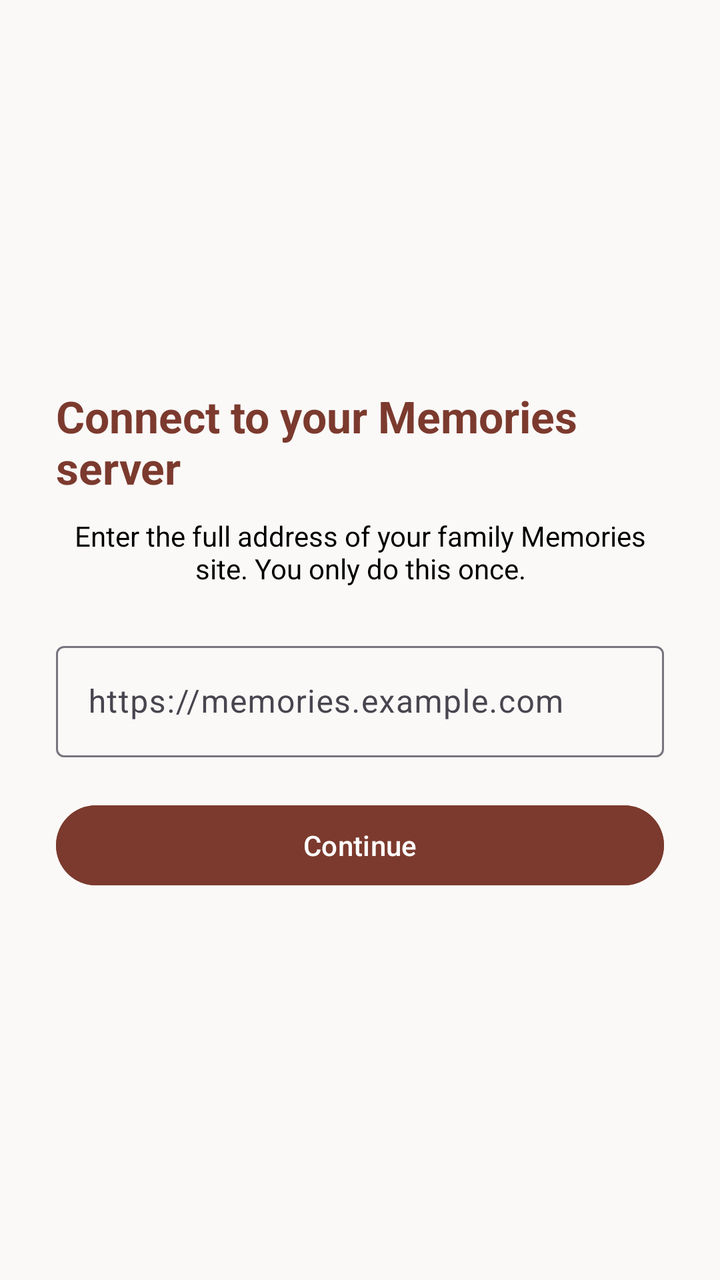
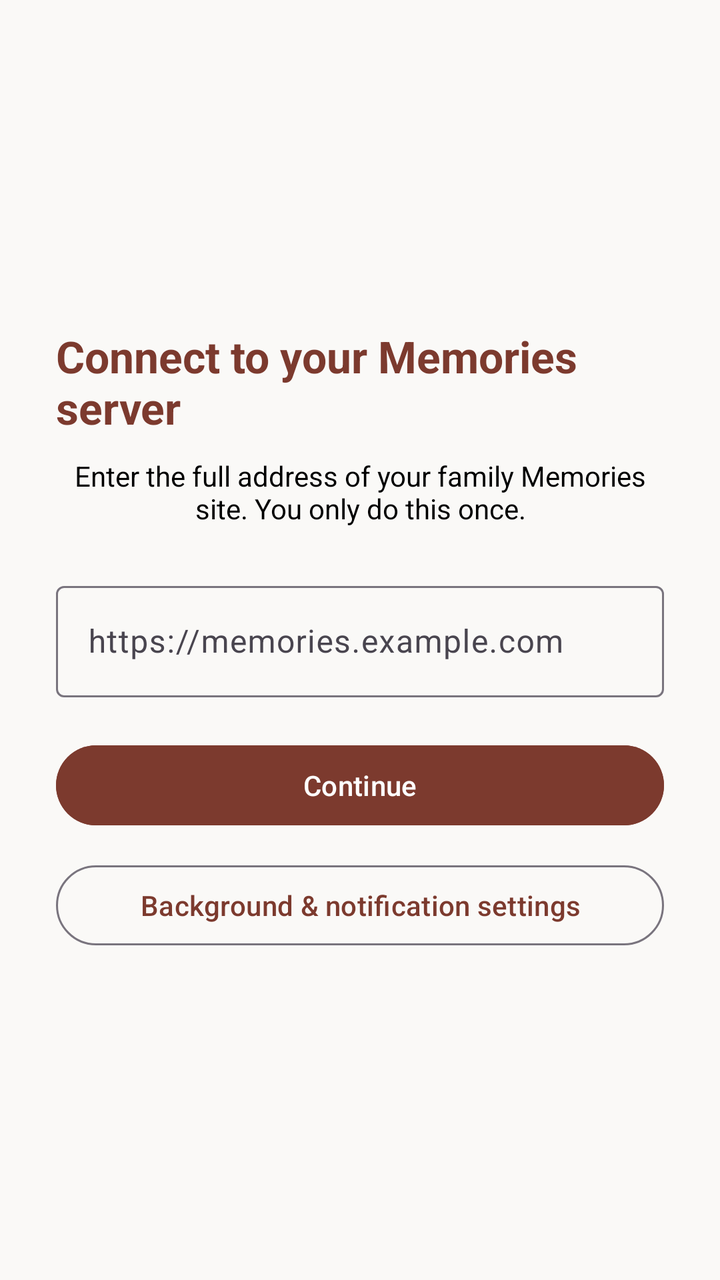

The first picture is an Android layout as it rendered before a commit; the second is the same layout after the commit. The layout source and the unified diff follow.
<!-- AndroidManifest.xml: application theme Theme.Memories -->
<!-- res/layout/activity_setup.xml -->
<?xml version="1.0" encoding="utf-8"?>
<ScrollView xmlns:android="http://schemas.android.com/apk/res/android"
    android:layout_width="match_parent"
    android:layout_height="match_parent"
    android:background="@color/background"
    android:fillViewport="true">

    <LinearLayout
        android:layout_width="match_parent"
        android:layout_height="wrap_content"
        android:gravity="center"
        android:orientation="vertical"
        android:padding="28dp">

        <TextView
            android:layout_width="wrap_content"
            android:layout_height="wrap_content"
            android:layout_marginBottom="10dp"
            android:text="@string/setup_title"
            android:textColor="@color/brand"
            android:textSize="22sp"
            android:textStyle="bold" />

        <TextView
            android:layout_width="wrap_content"
            android:layout_height="wrap_content"
            android:layout_marginBottom="24dp"
            android:gravity="center"
            android:text="@string/setup_help"
            android:textColor="@color/black"
            android:textSize="14sp" />

        <com.google.android.material.textfield.TextInputLayout
            android:layout_width="match_parent"
            android:layout_height="wrap_content"
            android:hint="@string/setup_hint">

            <com.google.android.material.textfield.TextInputEditText
                android:id="@+id/serverUrlInput"
                android:layout_width="match_parent"
                android:layout_height="wrap_content"
                android:autofillHints="url"
                android:imeOptions="actionDone"
                android:inputType="textUri"
                android:singleLine="true" />
        </com.google.android.material.textfield.TextInputLayout>

        <Button
            android:id="@+id/saveButton"
            android:layout_width="match_parent"
            android:layout_height="wrap_content"
            android:layout_marginTop="20dp"
            android:backgroundTint="@color/brand"
            android:text="@string/setup_save" />
    </LinearLayout>
</ScrollView>
<!-- resources referenced by this layout -->
<resources>
  <color name="background">#faf9f7</color>
  <color name="black">#000000</color>
  <color name="brand">#7c3a2e</color>
  <string name="setup_help">Enter the full address of your family Memories site. You only do this once.</string>
  <string name="setup_hint">https://memories.example.com</string>
  <string name="setup_save">Continue</string>
  <string name="setup_title">Connect to your Memories server</string>
  <style name="Theme.Memories" parent="Theme.Material3.DayNight.NoActionBar">
          <item name="colorPrimary">@color/brand</item>
          <item name="colorPrimaryDark">@color/brand_dark</item>
          <item name="colorSecondary">@color/brand</item>
          <item name="android:statusBarColor">@color/brand</item>
          <item name="android:windowBackground">@color/background</item>
      </style>
  <color name="brand_dark">#5a2a20</color>
</resources>

<!-- the commit's change to res/layout/activity_setup.xml (unified diff, before → after) -->
@@ -52,5 +52,13 @@
             android:layout_marginTop="20dp"
             android:backgroundTint="@color/brand"
             android:text="@string/setup_save" />
+
+        <Button
+            android:id="@+id/backgroundSettingsButton"
+            android:layout_width="match_parent"
+            android:layout_height="wrap_content"
+            android:layout_marginTop="12dp"
+            android:text="@string/setup_background_settings"
+            style="?attr/materialButtonOutlinedStyle" />
     </LinearLayout>
 </ScrollView>
<!-- resource entries referenced after the edit -->
@@ -3,6 +3,7 @@
   <color name="background">#faf9f7</color>
   <color name="black">#000000</color>
   <color name="brand">#7c3a2e</color>
+  <string name="setup_background_settings">Background &amp; notification settings</string>
   <string name="setup_help">Enter the full address of your family Memories site. You only do this once.</string>
   <string name="setup_hint">https://memories.example.com</string>
   <string name="setup_save">Continue</string>
